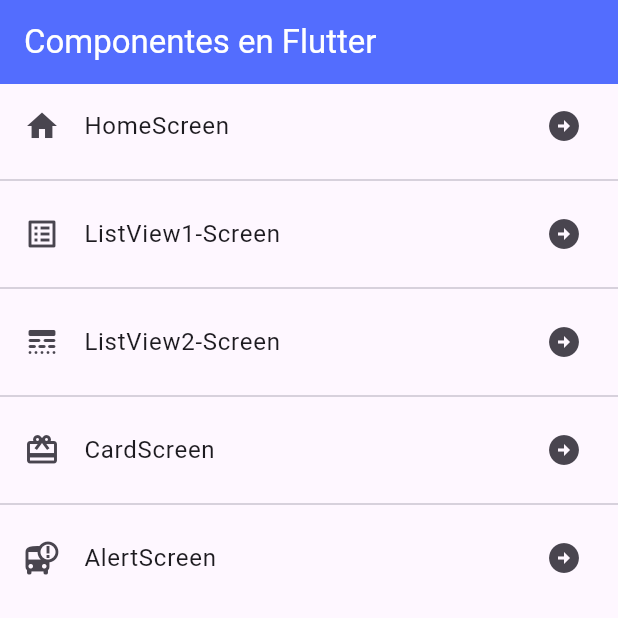
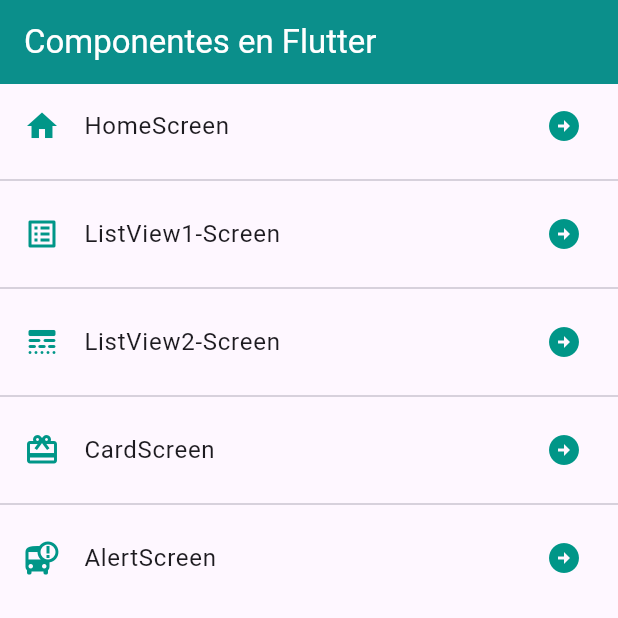
Before and after one commit to SAV-G141/flutter_componentes, a Flutter app: the screen it shows after launch, on a phone screen of 412 x 824 dp, the top half of it. Run offline on Flutter 3.47's test engine with Material 3 defaults, Android fonts, the phone set to English and light mode, and no system bars.

Commit message:
29052025_v2

```diff
--- a/lib/main.dart
+++ b/lib/main.dart
@@ -1,4 +1,5 @@
 import 'package:fl_componentes/router/app_routes.dart';
+import 'package:fl_componentes/themes/app_theme.dart';
 import 'package:flutter/material.dart';
 
 void main() => runApp(const MyApp());
@@ -15,6 +16,7 @@ class MyApp extends StatelessWidget {
       initialRoute: AppRoutes.initialRoute,
       routes: AppRoutes.getAppRoutes(),
       onGenerateRoute:AppRoutes.onGenerateRoute,
+      theme: AppTheme.firsTheme,
       /*theme: ThemeData.light().copyWith(
         primaryColor: Colors.red,
         appBarTheme: AppBarTheme(color: Colors.red)
--- a/lib/screens/home_screen.dart
+++ b/lib/screens/home_screen.dart
@@ -1,3 +1,4 @@
+import 'package:fl_componentes/themes/app_theme.dart';
 import 'package:flutter/material.dart';
 
 import '../router/app_routes.dart';
@@ -14,13 +15,13 @@ class HomeScreen extends StatelessWidget {
           'Componentes en Flutter',
           style: TextStyle(color: Colors.white)
           ),
-        backgroundColor: Colors.indigoAccent,
+        //backgroundColor: Colors.indigoAccent,
       ),
       body: ListView.separated(
         itemBuilder:(context, index) => ListTile(
-          leading: Icon(AppRoutes.menuOptions[index].icon),
+          leading: Icon(AppRoutes.menuOptions[index].icon, color: AppTheme.primario),
           title: Text(AppRoutes.menuOptions[index].name),
-          trailing: Icon(Icons.arrow_circle_right),
+          trailing: Icon(Icons.arrow_circle_right, color: AppTheme.primario),
           onTap:() {
 
             Navigator.pushNamed(context, AppRoutes.menuOptions[index].route);
--- a/lib/screens/list_view2.dart
+++ b/lib/screens/list_view2.dart
@@ -11,7 +11,7 @@ class ListView2Screen extends StatelessWidget {
   Widget build(BuildContext context) {
     return Scaffold(
       appBar: AppBar(
-        backgroundColor: Colors.indigo,
+        //backgroundColor: Colors.indigo,
         title: Text(
           'ListView Version 2',
           style: TextStyle(color: Colors.white),
--- a/lib/themes/app_theme.dart
+++ b/lib/themes/app_theme.dart
@@ -1,12 +1,15 @@
 import 'package:flutter/material.dart';
 
 class AppTheme{
-  static const Color primario = Colors.green;
+  static const Color primario = Colors.teal;
   static final ThemeData firsTheme = ThemeData(
     primaryColor: primario,
     appBarTheme: AppBarTheme(
       color: primario,
       elevation: 5
+    ),
+    iconTheme: IconThemeData(
+      color: primario
     )
   );
 }
```
